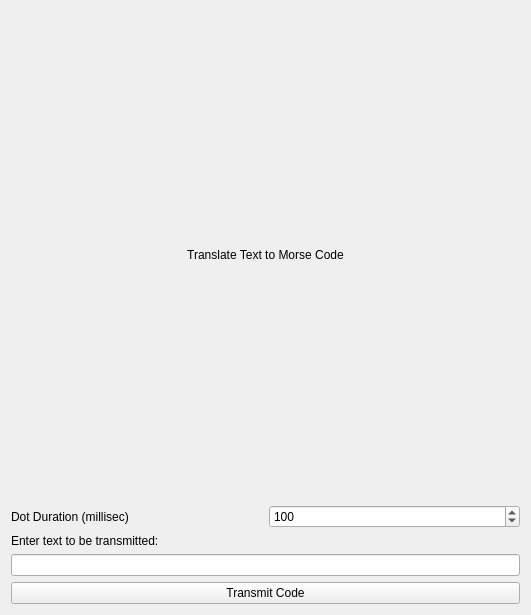
The window that lanmorseform.ui (jpietrzak8/Lanterne) describes before a commit, drawn with Qt 5.
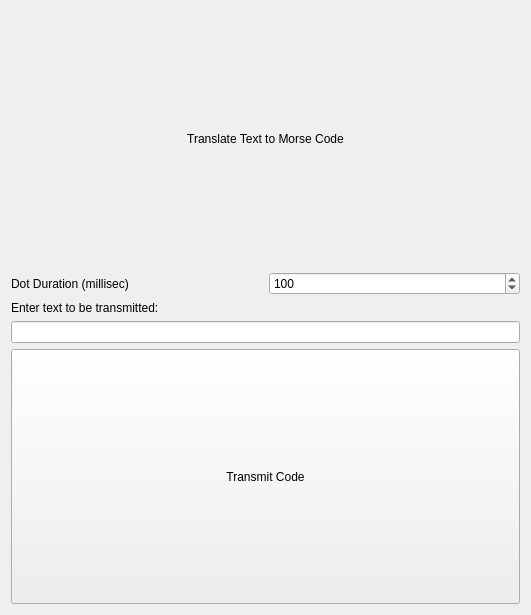
The same window after the commit.

Patch:
```diff
--- a/lanmorseform.ui
+++ b/lanmorseform.ui
@@ -73,6 +73,12 @@
    </item>
    <item>
     <widget class="QPushButton" name="morseButton">
+     <property name="sizePolicy">
+      <sizepolicy hsizetype="Minimum" vsizetype="Minimum">
+       <horstretch>0</horstretch>
+       <verstretch>0</verstretch>
+      </sizepolicy>
+     </property>
      <property name="text">
       <string>Transmit Code</string>
      </property>
```
